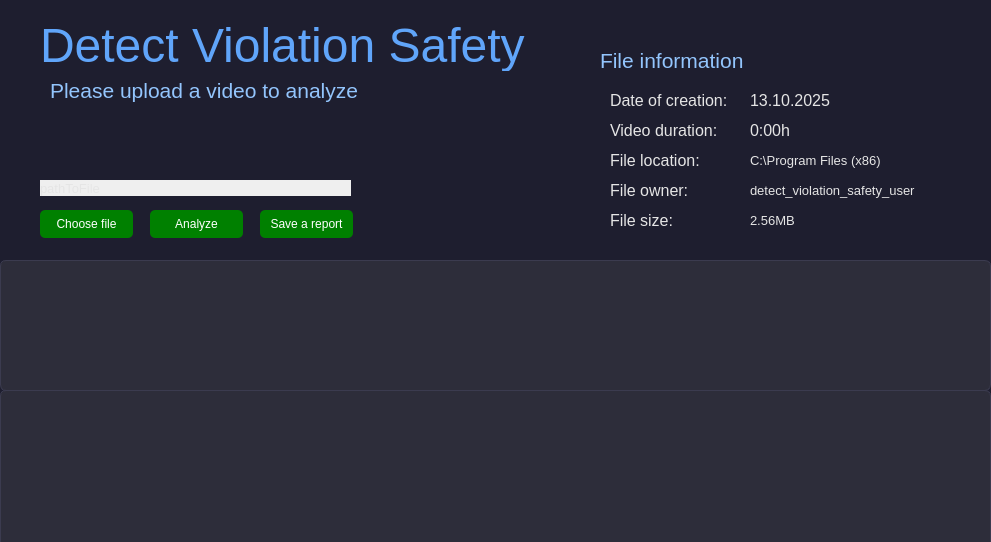
First picture: the form in ui.ui, repository ArtemKucheruk/detect_violation_safety, before the edit.
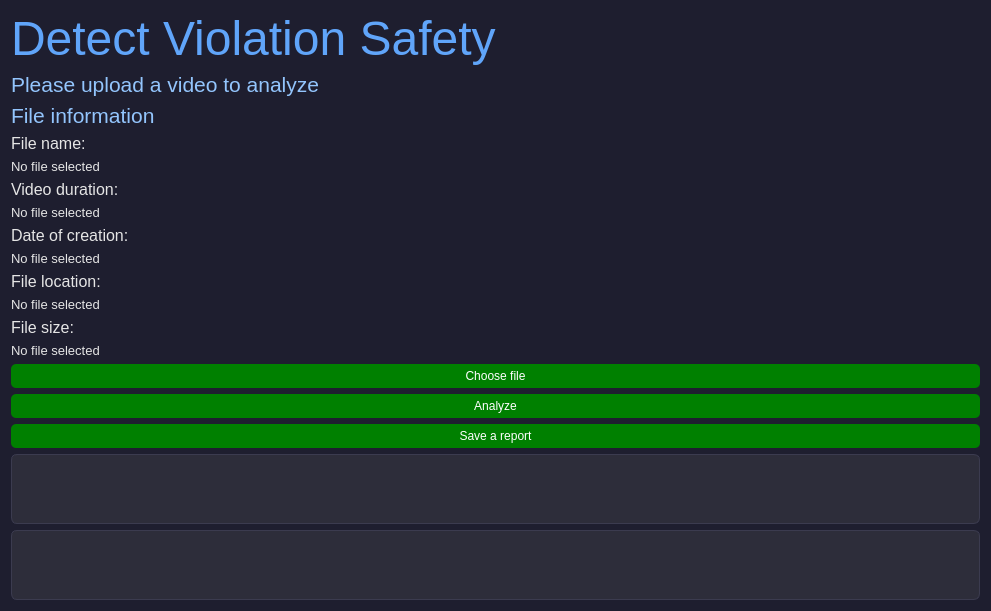
Second picture: the form after the edit.

What changed in the file:
```diff
--- a/ui.ui
+++ b/ui.ui
@@ -2,14 +2,23 @@
 <ui version="4.0">
  <class>Dialog</class>
  <widget class="QDialog" name="Dialog">
+  <property name="enabled">
+   <bool>true</bool>
+  </property>
   <property name="geometry">
    <rect>
     <x>0</x>
     <y>0</y>
     <width>991</width>
-    <height>542</height>
+    <height>562</height>
    </rect>
   </property>
+  <property name="sizePolicy">
+   <sizepolicy hsizetype="Expanding" vsizetype="Expanding">
+    <horstretch>0</horstretch>
+    <verstretch>0</verstretch>
+   </sizepolicy>
+  </property>
   <property name="mouseTracking">
    <bool>false</bool>
   </property>
@@ -52,66 +61,21 @@
     }
    </string>
   </property>
-  <widget class="QPushButton" name="btn_choose_file">
-   <property name="geometry">
-    <rect>
-     <x>40</x>
-     <y>210</y>
-     <width>93</width>
-     <height>28</height>
-    </rect>
-   </property>
-   <property name="cursor">
-    <cursorShape>ArrowCursor</cursorShape>
-   </property>
-   <property name="text">
-    <string>Choose file</string>
-   </property>
-  </widget>
-  <widget class="QPushButton" name="btn_analyze">
-   <property name="geometry">
-    <rect>
-     <x>150</x>
-     <y>210</y>
-     <width>93</width>
-     <height>28</height>
-    </rect>
-   </property>
-   <property name="text">
-    <string>Analyze</string>
-   </property>
-  </widget>
-  <widget class="QTextBrowser" name="textBrowser">
-   <property name="geometry">
-    <rect>
-     <x>0</x>
-     <y>390</y>
-     <width>991</width>
-     <height>161</height>
-    </rect>
-   </property>
-  </widget>
-  <widget class="QPushButton" name="btn_save">
-   <property name="geometry">
-    <rect>
-     <x>260</x>
-     <y>210</y>
-     <width>93</width>
-     <height>28</height>
-    </rect>
-   </property>
-   <property name="text">
-    <string>Save a report</string>
-   </property>
-  </widget>
+  <layout class="QVBoxLayout" name="verticalLayout_2">
+   <item>
+    <layout class="QHBoxLayout" name="horizontalLayout">
+     <property name="sizeConstraint">
+      <enum>QLayout::SizeConstraint::SetNoConstraint</enum>
+     </property>
+    </layout>
+   </item>
+   <item>
   <widget class="QLabel" name="label">
-   <property name="geometry">
-    <rect>
-     <x>40</x>
-     <y>20</y>
-     <width>531</width>
-     <height>51</height>
-    </rect>
+     <property name="sizePolicy">
+      <sizepolicy hsizetype="Expanding" vsizetype="Expanding">
+       <horstretch>0</horstretch>
+       <verstretch>0</verstretch>
+      </sizepolicy>
    </property>
    <property name="font">
     <font>
@@ -122,14 +86,14 @@
     <string>Detect Violation Safety</string>
    </property>
   </widget>
+   </item>
+   <item>
   <widget class="QLabel" name="label_2">
-   <property name="geometry">
-    <rect>
-     <x>50</x>
-     <y>70</y>
-     <width>311</width>
-     <height>41</height>
-    </rect>
+     <property name="sizePolicy">
+      <sizepolicy hsizetype="Expanding" vsizetype="Expanding">
+       <horstretch>0</horstretch>
+       <verstretch>0</verstretch>
+      </sizepolicy>
    </property>
    <property name="font">
     <font>
@@ -140,14 +104,21 @@
     <string>Please upload a video to analyze</string>
    </property>
   </widget>
+   </item>
+   <item>
+    <layout class="QHBoxLayout" name="horizontalLayout_2">
+     <property name="sizeConstraint">
+      <enum>QLayout::SizeConstraint::SetNoConstraint</enum>
+     </property>
+    </layout>
+   </item>
+   <item>
   <widget class="QLabel" name="label_3">
-   <property name="geometry">
-    <rect>
-     <x>600</x>
-     <y>40</y>
-     <width>151</width>
-     <height>41</height>
-    </rect>
+     <property name="sizePolicy">
+      <sizepolicy hsizetype="Expanding" vsizetype="Expanding">
+       <horstretch>0</horstretch>
+       <verstretch>0</verstretch>
+      </sizepolicy>
    </property>
    <property name="font">
     <font>
@@ -161,14 +132,14 @@
     <string>File information</string>
    </property>
   </widget>
-  <widget class="QLabel" name="label_4">
-   <property name="geometry">
-    <rect>
-     <x>610</x>
-     <y>80</y>
-     <width>151</width>
-     <height>41</height>
-    </rect>
+   </item>
+   <item>
+    <widget class="QLabel" name="label_1">
+     <property name="sizePolicy">
+      <sizepolicy hsizetype="Expanding" vsizetype="Expanding">
+       <horstretch>0</horstretch>
+       <verstretch>0</verstretch>
+      </sizepolicy>
    </property>
    <property name="font">
     <font>
@@ -176,17 +147,35 @@
     </font>
    </property>
    <property name="text">
-    <string>Date of creation: </string>
-   </property>
-  </widget>
+      <string>File name:</string>
+     </property>
+    </widget>
+   </item>
+   <item>
+    <widget class="QLabel" name="lb_name">
+     <property name="sizePolicy">
+      <sizepolicy hsizetype="Expanding" vsizetype="Expanding">
+       <horstretch>0</horstretch>
+       <verstretch>0</verstretch>
+      </sizepolicy>
+     </property>
+     <property name="font">
+      <font>
+       <pointsize>10</pointsize>
+      </font>
+     </property>
+     <property name="text">
+      <string>No file selected</string>
+     </property>
+    </widget>
+   </item>
+   <item>
   <widget class="QLabel" name="label_5">
-   <property name="geometry">
-    <rect>
-     <x>610</x>
-     <y>110</y>
-     <width>161</width>
-     <height>41</height>
-    </rect>
+     <property name="sizePolicy">
+      <sizepolicy hsizetype="Expanding" vsizetype="Expanding">
+       <horstretch>0</horstretch>
+       <verstretch>0</verstretch>
+      </sizepolicy>
    </property>
    <property name="font">
     <font>
@@ -197,14 +186,32 @@
     <string>Video duration:</string>
    </property>
   </widget>
-  <widget class="QLabel" name="label_6">
-   <property name="geometry">
-    <rect>
-     <x>610</x>
-     <y>200</y>
-     <width>161</width>
-     <height>41</height>
-    </rect>
+   </item>
+   <item>
+    <widget class="QLabel" name="lb_time">
+     <property name="sizePolicy">
+      <sizepolicy hsizetype="Expanding" vsizetype="Expanding">
+       <horstretch>0</horstretch>
+       <verstretch>0</verstretch>
+      </sizepolicy>
+     </property>
+     <property name="font">
+      <font>
+       <pointsize>10</pointsize>
+      </font>
+     </property>
+     <property name="text">
+      <string>No file selected</string>
+     </property>
+    </widget>
+   </item>
+   <item>
+    <widget class="QLabel" name="label_4">
+     <property name="sizePolicy">
+      <sizepolicy hsizetype="Expanding" vsizetype="Expanding">
+       <horstretch>0</horstretch>
+       <verstretch>0</verstretch>
+      </sizepolicy>
    </property>
    <property name="font">
     <font>
@@ -212,17 +219,35 @@
     </font>
    </property>
    <property name="text">
-    <string>File size:</string>
-   </property>
-  </widget>
+      <string>Date of creation: </string>
+     </property>
+    </widget>
+   </item>
+   <item>
+    <widget class="QLabel" name="lb_date">
+     <property name="sizePolicy">
+      <sizepolicy hsizetype="Expanding" vsizetype="Expanding">
+       <horstretch>0</horstretch>
+       <verstretch>0</verstretch>
+      </sizepolicy>
+     </property>
+     <property name="font">
+      <font>
+       <pointsize>10</pointsize>
+      </font>
+     </property>
+     <property name="text">
+      <string>No file selected</string>
+     </property>
+    </widget>
+   </item>
+   <item>
   <widget class="QLabel" name="label_7">
-   <property name="geometry">
-    <rect>
-     <x>610</x>
-     <y>140</y>
-     <width>161</width>
-     <height>41</height>
-    </rect>
+     <property name="sizePolicy">
+      <sizepolicy hsizetype="Expanding" vsizetype="Expanding">
+       <horstretch>0</horstretch>
+       <verstretch>0</verstretch>
+      </sizepolicy>
    </property>
    <property name="font">
     <font>
@@ -233,68 +258,14 @@
     <string>File location:</string>
    </property>
   </widget>
-  <widget class="QLabel" name="label_8">
-   <property name="geometry">
-    <rect>
-     <x>610</x>
-     <y>170</y>
-     <width>161</width>
-     <height>41</height>
-    </rect>
-   </property>
-   <property name="font">
-    <font>
-     <pointsize>12</pointsize>
-    </font>
-   </property>
-   <property name="text">
-    <string>File owner:</string>
-   </property>
-  </widget>
-  <widget class="QLabel" name="lb_date">
-   <property name="geometry">
-    <rect>
-     <x>750</x>
-     <y>80</y>
-     <width>241</width>
-     <height>41</height>
-    </rect>
-   </property>
-   <property name="font">
-    <font>
-     <pointsize>12</pointsize>
-    </font>
-   </property>
-   <property name="text">
-    <string>13.10.2025</string>
-   </property>
-  </widget>
-  <widget class="QLabel" name="lb_time">
-   <property name="geometry">
-    <rect>
-     <x>750</x>
-     <y>110</y>
-     <width>241</width>
-     <height>41</height>
-    </rect>
-   </property>
-   <property name="font">
-    <font>
-     <pointsize>12</pointsize>
-    </font>
-   </property>
-   <property name="text">
-    <string>0:00h</string>
-   </property>
-  </widget>
+   </item>
+   <item>
   <widget class="QLabel" name="lb_location">
-   <property name="geometry">
-    <rect>
-     <x>750</x>
-     <y>140</y>
-     <width>241</width>
-     <height>41</height>
-    </rect>
+     <property name="sizePolicy">
+      <sizepolicy hsizetype="Expanding" vsizetype="Expanding">
+       <horstretch>0</horstretch>
+       <verstretch>0</verstretch>
+      </sizepolicy>
    </property>
    <property name="font">
     <font>
@@ -302,35 +273,35 @@
     </font>
    </property>
    <property name="text">
-    <string>C:\Program Files (x86)</string>
-   </property>
-  </widget>
-  <widget class="QLabel" name="lb_owner">
-   <property name="geometry">
-    <rect>
-     <x>750</x>
-     <y>170</y>
-     <width>241</width>
-     <height>41</height>
-    </rect>
+      <string>No file selected</string>
+     </property>
+    </widget>
+   </item>
+   <item>
+    <widget class="QLabel" name="label_6">
+     <property name="sizePolicy">
+      <sizepolicy hsizetype="Expanding" vsizetype="Expanding">
+       <horstretch>0</horstretch>
+       <verstretch>0</verstretch>
+      </sizepolicy>
    </property>
    <property name="font">
     <font>
-     <pointsize>10</pointsize>
+       <pointsize>12</pointsize>
     </font>
    </property>
    <property name="text">
-    <string>detect_violation_safety_user</string>
-   </property>
-  </widget>
+      <string>File size:</string>
+     </property>
+    </widget>
+   </item>
+   <item>
   <widget class="QLabel" name="lb_size">
-   <property name="geometry">
-    <rect>
-     <x>750</x>
-     <y>200</y>
-     <width>241</width>
-     <height>41</height>
-    </rect>
+     <property name="sizePolicy">
+      <sizepolicy hsizetype="Expanding" vsizetype="Expanding">
+       <horstretch>0</horstretch>
+       <verstretch>0</verstretch>
+      </sizepolicy>
    </property>
    <property name="font">
     <font>
@@ -338,40 +309,106 @@
     </font>
    </property>
    <property name="text">
-    <string>2.56MB</string>
-   </property>
-  </widget>
-  <widget class="QLabel" name="label_14">
-   <property name="geometry">
-    <rect>
-     <x>40</x>
-     <y>180</y>
-     <width>311</width>
-     <height>16</height>
-    </rect>
-   </property>
-   <property name="font">
-    <font>
-     <pointsize>10</pointsize>
-    </font>
-   </property>
-   <property name="autoFillBackground">
-    <bool>true</bool>
-   </property>
+      <string>No file selected</string>
+     </property>
+    </widget>
+   </item>
+   <item>
+    <widget class="QPushButton" name="btn_choose_file">
+     <property name="sizePolicy">
+      <sizepolicy hsizetype="Expanding" vsizetype="Expanding">
+       <horstretch>0</horstretch>
+       <verstretch>0</verstretch>
+      </sizepolicy>
+     </property>
+     <property name="cursor">
+      <cursorShape>ArrowCursor</cursorShape>
+     </property>
+     <property name="text">
+      <string>Choose file</string>
+     </property>
+    </widget>
+   </item>
+   <item>
+    <widget class="QPushButton" name="btn_analyze">
+     <property name="sizePolicy">
+      <sizepolicy hsizetype="Expanding" vsizetype="Expanding">
+       <horstretch>0</horstretch>
+       <verstretch>0</verstretch>
+      </sizepolicy>
+     </property>
    <property name="text">
-    <string>pathToFile</string>
-   </property>
-  </widget>
-  <widget class="QTextBrowser" name="textBrowser_2">
-   <property name="geometry">
-    <rect>
-     <x>0</x>
-     <y>260</y>
-     <width>991</width>
-     <height>131</height>
-    </rect>
-   </property>
-  </widget>
+      <string>Analyze</string>
+     </property>
+    </widget>
+   </item>
+   <item>
+    <widget class="QPushButton" name="btn_save">
+     <property name="sizePolicy">
+      <sizepolicy hsizetype="Expanding" vsizetype="Expanding">
+       <horstretch>0</horstretch>
+       <verstretch>0</verstretch>
+      </sizepolicy>
+     </property>
+     <property name="text">
+      <string>Save a report</string>
+     </property>
+    </widget>
+   </item>
+   <item>
+    <spacer name="verticalSpacer_2">
+     <property name="orientation">
+      <enum>Qt::Orientation::Vertical</enum>
+     </property>
+     <property name="sizeHint" stdset="0">
+      <size>
+       <width>20</width>
+       <height>18</height>
+      </size>
+     </property>
+    </spacer>
+   </item>
+   <item>
+    <spacer name="verticalSpacer">
+     <property name="orientation">
+      <enum>Qt::Orientation::Vertical</enum>
+     </property>
+     <property name="sizeHint" stdset="0">
+      <size>
+       <width>20</width>
+       <height>18</height>
+      </size>
+     </property>
+    </spacer>
+   </item>
+   <item>
+    <layout class="QVBoxLayout" name="verticalLayout">
+     <property name="sizeConstraint">
+      <enum>QLayout::SizeConstraint::SetNoConstraint</enum>
+     </property>
+    </layout>
+   </item>
+   <item>
+    <widget class="QTextBrowser" name="txt_results">
+     <property name="sizePolicy">
+      <sizepolicy hsizetype="Expanding" vsizetype="Expanding">
+       <horstretch>0</horstretch>
+       <verstretch>0</verstretch>
+      </sizepolicy>
+     </property>
+    </widget>
+   </item>
+   <item>
+    <widget class="QTextBrowser" name="txt_logs">
+     <property name="sizePolicy">
+      <sizepolicy hsizetype="Expanding" vsizetype="Expanding">
+       <horstretch>0</horstretch>
+       <verstretch>0</verstretch>
+      </sizepolicy>
+     </property>
+    </widget>
+   </item>
+  </layout>
  </widget>
  <resources/>
  <connections/>
```
Lines whose indentation alone changed are shown as unchanged.
